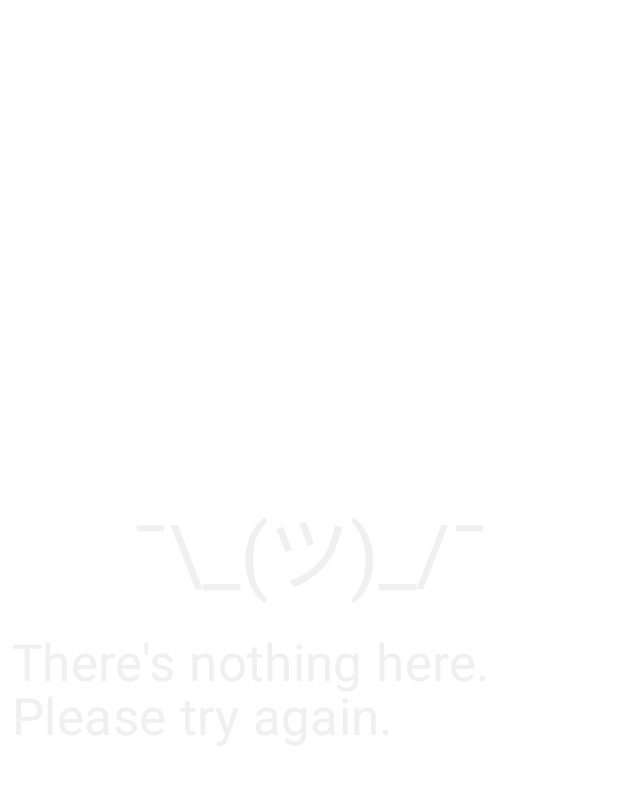
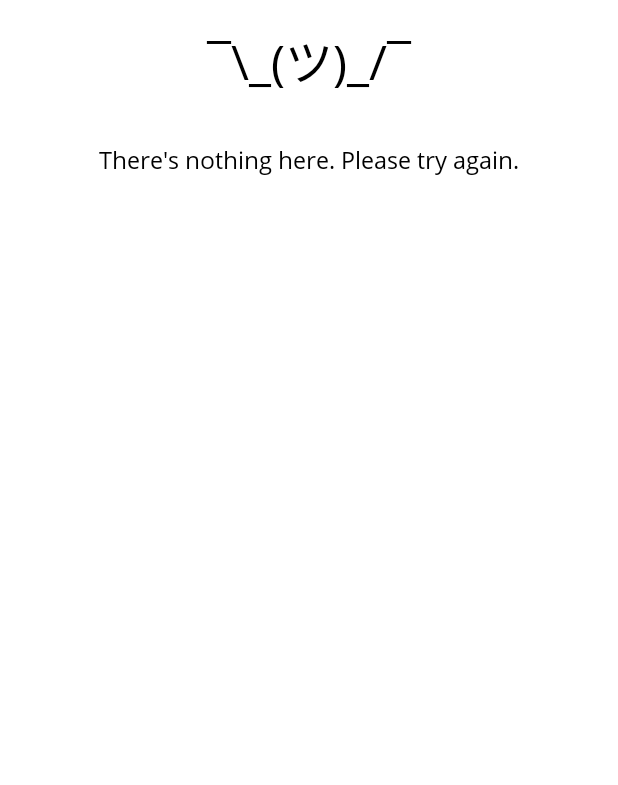
Before and after one commit to burakkarabekir/IngCase, an Android app built with Jetpack Compose: the composable NothingHere shown on its own in the app's theme, on a phone screen of 412 x 824 dp. Shown: the top 785 px of the screen. Run offline under Robolectric (Android 15) with nearby library versions, the phone set to English and light mode, and no system bars; 1 statement that could not run was skipped.

```diff
--- a/app/src/main/java/com/burakks/ingcase/presentation/components/NothingHere.kt
+++ b/app/src/main/java/com/burakks/ingcase/presentation/components/NothingHere.kt
@@ -1,35 +1,37 @@
 package com.burakks.ingcase.presentation.components
 
-import androidx.compose.foundation.layout.Box
-import androidx.compose.foundation.layout.Column
-import androidx.compose.foundation.layout.fillMaxSize
-import androidx.compose.foundation.layout.padding
+import androidx.compose.foundation.layout.*
 import androidx.compose.material.MaterialTheme
 import androidx.compose.material.Text
 import androidx.compose.runtime.Composable
 import androidx.compose.ui.Alignment
 import androidx.compose.ui.Modifier
 import androidx.compose.ui.res.stringResource
-import androidx.compose.ui.text.TextStyle
-import androidx.compose.ui.unit.dp
+import androidx.compose.ui.text.style.TextAlign
 import androidx.compose.ui.unit.sp
 import com.burakks.ingcase.R
+import com.burakks.ingcase.ui.theme.SpaceMedium
 
 @Composable
-fun NothingHere(){
+fun NothingHere() {
     Box(
-        modifier = Modifier.fillMaxSize()
-    ){
-        Column(modifier = Modifier.align(Alignment.Center)){
+        modifier = Modifier.fillMaxSize(),
+        contentAlignment = Alignment.TopCenter
+    ) {
+        Column {
             Text(
-                modifier = Modifier.padding(8.dp).align(Alignment.CenterHorizontally),
+                modifier = Modifier
+                    .padding(SpaceMedium).align(Alignment.CenterHorizontally),
                 text = "¯\\_(ツ)_/¯",
-                style = TextStyle(fontSize = 55.sp)
+                style = MaterialTheme.typography.body1.copy(
+                    fontSize = 32.sp
+                ),
+
             )
             Text(
-                modifier = Modifier.padding(8.dp).align(Alignment.CenterHorizontally),
+                modifier = Modifier.padding(SpaceMedium).align(Alignment.CenterHorizontally),
                 text = stringResource(R.string.nothing_here),
-                style = MaterialTheme.typography.h4
+                style = MaterialTheme.typography.body1,
             )
         }
 
```
Also changed, not shown: app/src/main/java/com/burakks/ingcase/presentation/components/OwnerStatus.kt (added, +83 -0 lines), app/src/main/java/com/burakks/ingcase/presentation/repo_detail/RepoDetailScreen.kt (+9 -64 lines).
